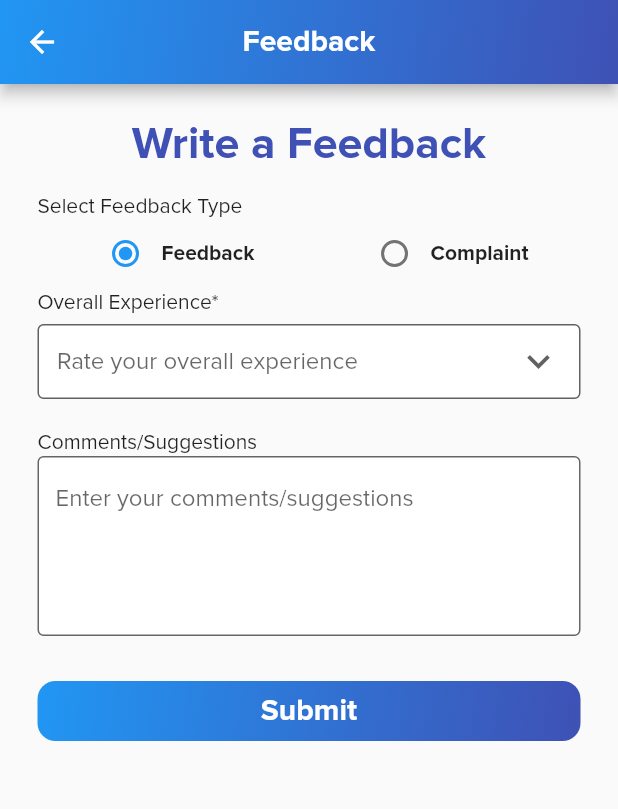
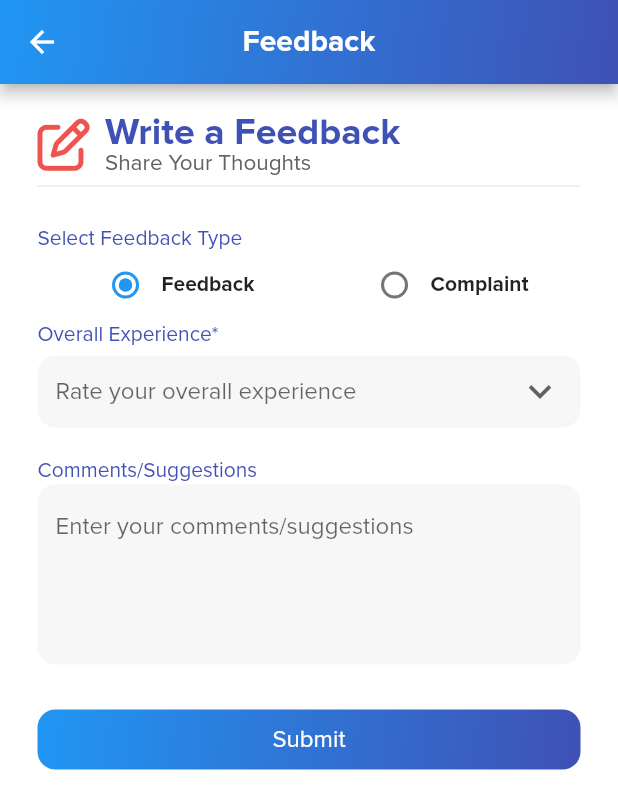
Before and after one commit to whackurt/bt-frontend, a Flutter app: the BTFeedbackComplaints screen opened directly, after a tap on "Write a Feedback", on a phone screen of 412 x 824 dp. Shown: the top 809 px of the screen. Run offline on Flutter 3.47's test engine with Material 2 defaults, Android fonts, the phone set to English and light mode, and no system bars; our stand-ins replace carousel_slider, date_field, flutter_spinkit, font_awesome_flutter, image_picker, qr_flutter and 1 more; missing offline and left inert: animated_snack_bar, flutter_barcode_scanner; accounts and stored records are empty.

Commit message:
refactor: updated feedback and complaints screen

```diff
--- a/lib/features/tourist/features/feedback_complaints/screens/feedback_complaints.dart
+++ b/lib/features/tourist/features/feedback_complaints/screens/feedback_complaints.dart
@@ -1,12 +1,12 @@
+import 'package:bt_frontend/core/constants/decoration/prop_values.dart';
 import 'package:bt_frontend/features/tourist/features/feedback_complaints/screens/widgets/resolved_complaint_card.dart';
 import 'package:bt_frontend/features/tourist/features/feedback_complaints/screens/write_feedback.dart';
 import 'package:bt_frontend/features/tourist/features/feedback_complaints/screens/widgets/pending_complaint_card.dart';
-// import 'package:bt_frontend/features/tourist/feedback_complaints/screens/widgets/resolved_complaint_card.dart';
-import 'package:bt_frontend/widgets/appbar.dart';
 import 'package:bt_frontend/widgets/custom_buttons/full_width_btn.dart';
 import 'package:bt_frontend/widgets/custom_text/app_text.dart';
 import 'package:flutter/cupertino.dart';
 import 'package:flutter/material.dart';
+import 'package:font_awesome_flutter/font_awesome_flutter.dart';
 
 class BTFeedbackComplaints extends StatefulWidget {
   const BTFeedbackComplaints({super.key});
@@ -46,14 +46,15 @@ class _BTFeedbackComplaintsState extends State<BTFeedbackComplaints> {
   @override
   Widget build(BuildContext context) {
     return Scaffold(
-      appBar: appBar(title: 'Feedback'),
-      body: Padding(
-        padding: const EdgeInsets.fromLTRB(20.0, 0.0, 20.0, 40.0),
+      backgroundColor: PropValues().main,
+      body: SafeArea(
+        child: Padding(
+          padding: const EdgeInsets.fromLTRB(25.0, 10.0, 25.0, 40.0),
           child: Column(
             children: [
               AppText().titleWithInstruction(
                   context: context,
-                title: 'Your  feedback matters to us!',
+                  title: 'Your  feedback matters',
                   instruction:
                       'As part of our ongoing efforts to enhance the tourist experience, we invite you to share your feedback or any issues you may have encountered.'),
               BTFullWidthButton(
@@ -65,18 +66,31 @@ class _BTFeedbackComplaintsState extends State<BTFeedbackComplaints> {
                     },
                   ));
                 },
-              child: const Text(
+                child: Row(
+                  mainAxisAlignment: MainAxisAlignment.center,
+                  crossAxisAlignment: CrossAxisAlignment.center,
+                  children: [
+                    const FaIcon(
+                      FontAwesomeIcons.penToSquare,
+                      color: Colors.white,
+                      size: 20.0,
+                    ),
+                    const SizedBox(
+                      width: 10.0,
+                    ),
+                    Text(
                       'Write a Feedback',
                       style: TextStyle(
                           color: Colors.white,
-                    fontWeight: FontWeight.w600,
-                    fontSize: 20.0),
+                          fontSize: PropValues().btnTextSize),
+                    ),
+                  ],
                 ),
               ),
               const SizedBox(
                 height: 20.0,
               ),
-            AppText().heading(text: "Pending Complaints"),
+              AppText().darkHeading(text: "Pending Complaints"),
               const Divider(
                 thickness: 1.0,
               ),
@@ -95,7 +109,7 @@ class _BTFeedbackComplaintsState extends State<BTFeedbackComplaints> {
               const SizedBox(
                 height: 20.0,
               ),
-            AppText().heading(text: "Resolved Complaints"),
+              AppText().darkHeading(text: "Resolved Complaints"),
               const Divider(
                 thickness: 1.0,
               ),
@@ -114,6 +128,7 @@ class _BTFeedbackComplaintsState extends State<BTFeedbackComplaints> {
             ],
           ),
         ),
+      ),
     );
   }
 }
--- a/lib/features/tourist/features/feedback_complaints/screens/view_complaint.dart
+++ b/lib/features/tourist/features/feedback_complaints/screens/view_complaint.dart
@@ -1,5 +1,7 @@
+import 'package:bt_frontend/core/constants/decoration/prop_values.dart';
 import 'package:bt_frontend/features/tourist/features/feedback_complaints/screens/widgets/complaint_text.dart';
 import 'package:bt_frontend/widgets/appbar.dart';
+import 'package:bt_frontend/widgets/custom_text_field/readonly_text_field.dart';
 import 'package:flutter/material.dart';
 
 class BTViewComplaint extends StatefulWidget {
@@ -19,22 +21,23 @@ class _BTViewComplaintState extends State<BTViewComplaint> {
           title: complaintData['resolved'] == 0
               ? 'Pending Complaint'
               : 'Resolved Complaint'),
+      backgroundColor: PropValues().main,
       body: Padding(
         padding: const EdgeInsets.fromLTRB(20.0, 20.0, 20.0, 40.0),
         child: Column(
           mainAxisAlignment: MainAxisAlignment.start,
           children: [
-            BTComplaintText(
-              value: complaintData['title'],
-              fieldTitle: 'Complaint Title',
+            BTReadonlyTextField(
+              label: 'Complaint Title',
+              text: complaintData['title'],
             ),
-            BTComplaintText(
-              fieldTitle: 'Status',
-              value: complaintData['resolved'] == 0 ? 'Pending' : 'Resolved',
+            BTReadonlyTextField(
+              label: 'Status',
+              text: complaintData['resolved'] == 0 ? 'Pending' : 'Resolved',
             ),
-            BTComplaintText(
-              fieldTitle: 'Involved Establishment',
-              value: complaintData['involved_establishment'],
+            BTReadonlyTextField(
+              label: 'Involved Establishment',
+              text: complaintData['involved_establishment'],
             ),
             BTComplaintText(
               fieldTitle: 'Complaint Description',
--- a/lib/features/tourist/features/feedback_complaints/screens/widgets/complaint_text.dart
+++ b/lib/features/tourist/features/feedback_complaints/screens/widgets/complaint_text.dart
@@ -1,3 +1,4 @@
+import 'package:bt_frontend/core/constants/decoration/prop_values.dart';
 import 'package:flutter/material.dart';
 
 class BTComplaintText extends StatefulWidget {
@@ -15,16 +16,22 @@ class _BTComplaintTextState extends State<BTComplaintText> {
     return Column(
       crossAxisAlignment: CrossAxisAlignment.start,
       children: [
-        Text(
-          '${widget.fieldTitle}',
-          style: const TextStyle(fontWeight: FontWeight.w600),
+        Padding(
+          padding: const EdgeInsets.only(left: 8.0),
+          child: Text(
+            '${widget.fieldTitle}',
+            style: const TextStyle(color: Colors.indigo, fontSize: 12.0),
+          ),
         ),
         const SizedBox(
           height: 10.0,
         ),
         Container(
-          padding: const EdgeInsets.all(8.0),
-          decoration: const BoxDecoration(color: Colors.white),
+          padding: const EdgeInsets.symmetric(horizontal: 12.0, vertical: 18.0),
+          decoration: BoxDecoration(
+              color: PropValues().secondary,
+              borderRadius:
+                  BorderRadius.all(Radius.circular(PropValues().borderRadius))),
           child: SizedBox(
             width: MediaQuery.of(context).size.width * .85,
             child: Text(
--- a/lib/features/tourist/features/feedback_complaints/screens/widgets/pending_complaint_card.dart
+++ b/lib/features/tourist/features/feedback_complaints/screens/widgets/pending_complaint_card.dart
@@ -1,6 +1,8 @@
+import 'package:bt_frontend/core/constants/decoration/prop_values.dart';
 import 'package:bt_frontend/features/tourist/features/feedback_complaints/screens/view_complaint.dart';
 import 'package:flutter/cupertino.dart';
 import 'package:flutter/material.dart';
+import 'package:font_awesome_flutter/font_awesome_flutter.dart';
 
 class BTPendingComplaintCard extends StatefulWidget {
   final Map? complaint;
@@ -15,24 +17,23 @@ class _BTPendingComplaintCardState extends State<BTPendingComplaintCard> {
   Widget build(BuildContext context) {
     return Container(
       decoration: BoxDecoration(
-        color: Colors.white,
-        borderRadius: BorderRadius.circular(8.0),
-        border: Border.all(color: Colors.grey),
+        color: PropValues().secondary,
+        borderRadius: BorderRadius.circular(PropValues().borderRadius),
       ),
       child: Padding(
-        padding: const EdgeInsets.fromLTRB(8.0, 5.0, 8.0, 5.0),
+        padding: const EdgeInsets.fromLTRB(12.0, 5.0, 8.0, 5.0),
         child: Row(
           mainAxisAlignment: MainAxisAlignment.spaceBetween,
           children: [
             Row(
               children: [
-                Icon(
-                  Icons.pending_outlined,
-                  size: 30.0,
-                  color: Colors.grey[800],
+                FaIcon(
+                  FontAwesomeIcons.hourglassHalf,
+                  size: 20.0,
+                  color: Colors.red[400],
                 ),
                 const SizedBox(
-                  width: 16.0,
+                  width: 12.0,
                 ),
                 SizedBox(
                   width: (MediaQuery.of(context).size.width) * .60,
--- a/lib/features/tourist/features/feedback_complaints/screens/widgets/resolved_complaint_card.dart
+++ b/lib/features/tourist/features/feedback_complaints/screens/widgets/resolved_complaint_card.dart
@@ -1,6 +1,8 @@
+import 'package:bt_frontend/core/constants/decoration/prop_values.dart';
 import 'package:bt_frontend/features/tourist/features/feedback_complaints/screens/view_complaint.dart';
 import 'package:flutter/cupertino.dart';
 import 'package:flutter/material.dart';
+import 'package:font_awesome_flutter/font_awesome_flutter.dart';
 
 class BTResolvedComplaintCard extends StatefulWidget {
   final Map? complaint;
@@ -16,24 +18,23 @@ class _BTResolvedComplaintCardState extends State<BTResolvedComplaintCard> {
   Widget build(BuildContext context) {
     return Container(
       decoration: BoxDecoration(
-        color: Colors.white,
-        borderRadius: BorderRadius.circular(8.0),
-        border: Border.all(color: Colors.grey),
+        color: PropValues().secondary,
+        borderRadius: BorderRadius.circular(PropValues().borderRadius),
       ),
       child: Padding(
-        padding: const EdgeInsets.fromLTRB(8.0, 5.0, 8.0, 5.0),
+        padding: const EdgeInsets.fromLTRB(12.0, 5.0, 8.0, 5.0),
         child: Row(
           mainAxisAlignment: MainAxisAlignment.spaceBetween,
           children: [
             Row(
               children: [
-                Icon(
-                  Icons.check_circle_outline,
-                  size: 30.0,
-                  color: Colors.grey[800],
+                FaIcon(
+                  FontAwesomeIcons.circleCheck,
+                  size: 20.0,
+                  color: Colors.green[500],
                 ),
                 const SizedBox(
-                  width: 16.0,
+                  width: 12.0,
                 ),
                 SizedBox(
                   width: (MediaQuery.of(context).size.width) * .60,
--- a/lib/features/tourist/features/feedback_complaints/screens/write_feedback.dart
+++ b/lib/features/tourist/features/feedback_complaints/screens/write_feedback.dart
@@ -1,9 +1,11 @@
-import 'package:bt_frontend/widgets/appbar.dart';
+import 'package:bt_frontend/core/constants/decoration/prop_values.dart';
 import 'package:bt_frontend/widgets/custom_buttons/dropdown_btn.dart';
 import 'package:bt_frontend/widgets/custom_buttons/full_width_btn.dart';
 import 'package:bt_frontend/widgets/custom_text/app_text.dart';
+import 'package:bt_frontend/widgets/wrapper/content_wrapper.dart';
 import 'package:date_field/date_field.dart';
 import 'package:flutter/material.dart';
+import 'package:font_awesome_flutter/font_awesome_flutter.dart';
 
 class BTWriteFeedback extends StatefulWidget {
   const BTWriteFeedback({super.key});
@@ -37,14 +39,35 @@ class _BTWriteFeedbackState extends State<BTWriteFeedback> {
 
   @override
   Widget build(BuildContext context) {
-    return Scaffold(
-      appBar: appBar(title: 'Feedback'),
-      body: SingleChildScrollView(
-        physics: const BouncingScrollPhysics(),
-        child: Padding(
-          padding: const EdgeInsets.all(25.0),
+    return BTContentWrapper(
+      onRefresh: () async {},
+      title: 'Feedback',
       child: Column(children: [
-            AppText().title(text: 'Write a Feedback'),
+        Row(
+          children: [
+            FaIcon(
+              FontAwesomeIcons.penToSquare,
+              size: 35.0,
+              color: Colors.red[400],
+            ),
+            const SizedBox(
+              width: 10.0,
+            ),
+            Expanded(
+              child: Column(
+                crossAxisAlignment: CrossAxisAlignment.start,
+                children: [
+                  AppText().purpleBoldHeader(text: 'Write a Feedback'),
+                  AppText().subHeader(
+                    context: context,
+                    text: 'Share Your Thoughts',
+                  ),
+                ],
+              ),
+            )
+          ],
+        ),
+        const Divider(),
         const SizedBox(
           height: 20.0,
         ),
@@ -53,6 +76,7 @@ class _BTWriteFeedbackState extends State<BTWriteFeedback> {
           children: [
             Text(
               'Select Feedback Type',
+              style: TextStyle(color: Colors.indigo),
             ),
           ],
         ),
@@ -103,7 +127,10 @@ class _BTWriteFeedbackState extends State<BTWriteFeedback> {
                         children: [
                           Padding(
                             padding: EdgeInsets.symmetric(vertical: 2.0),
-                                child: Text('Overall Experience*'),
+                            child: Text(
+                              'Overall Experience*',
+                              style: TextStyle(color: Colors.indigo),
+                            ),
                           ),
                         ],
                       ),
@@ -118,17 +145,23 @@ class _BTWriteFeedbackState extends State<BTWriteFeedback> {
                         children: [
                           Padding(
                             padding: EdgeInsets.symmetric(vertical: 2.0),
-                                child: Text('Comments/Suggestions'),
+                            child: Text(
+                              'Comments/Suggestions',
+                              style: TextStyle(color: Colors.indigo),
+                            ),
                           ),
                         ],
                       ),
-                          TextField(
+                      TextFormField(
                         controller: commentsController,
-                            decoration: const InputDecoration(
-                              border: OutlineInputBorder(),
+                        decoration: InputDecoration(
+                          border: OutlineInputBorder(
+                              borderRadius: BorderRadius.circular(
+                                  PropValues().borderRadius),
+                              borderSide: BorderSide.none),
                           hintText: 'Enter your comments/suggestions',
                           filled: true,
-                              fillColor: Colors.white,
+                          fillColor: PropValues().secondary,
                         ),
                         maxLines: 5,
                       ),
@@ -140,7 +173,10 @@ class _BTWriteFeedbackState extends State<BTWriteFeedback> {
                         children: [
                           Padding(
                             padding: EdgeInsets.symmetric(vertical: 2.0),
-                                child: Text('Involved Establishment *'),
+                            child: Text(
+                              'Involved Establishment *',
+                              style: TextStyle(color: Colors.indigo),
+                            ),
                           ),
                         ],
                       ),
@@ -155,16 +191,19 @@ class _BTWriteFeedbackState extends State<BTWriteFeedback> {
                         children: [
                           Padding(
                             padding: EdgeInsets.symmetric(vertical: 2.0),
-                                child: Text('Date of Incident *'),
+                            child: Text(
+                              'Date of Incident *',
+                              style: TextStyle(color: Colors.indigo),
+                            ),
                           ),
                         ],
                       ),
                       Container(
+                        height: 55,
                         decoration: BoxDecoration(
-                              border:
-                                  Border.all(width: 1.0, color: Colors.grey),
-                              color: Colors.white,
-                              borderRadius: BorderRadius.circular(5.0),
+                          color: PropValues().secondary,
+                          borderRadius:
+                              BorderRadius.circular(PropValues().borderRadius),
                         ),
                         child: DateTimeField(
                           lastDate: DateTime.now(),
@@ -189,18 +228,24 @@ class _BTWriteFeedbackState extends State<BTWriteFeedback> {
                         children: [
                           Padding(
                             padding: EdgeInsets.symmetric(vertical: 2.0),
-                                child: Text('Description *'),
+                            child: Text(
+                              'Description *',
+                              style: TextStyle(color: Colors.indigo),
+                            ),
                           ),
                         ],
                       ),
-                          TextField(
+                      TextFormField(
                         controller: commentsController,
-                            decoration: const InputDecoration(
-                              border: OutlineInputBorder(),
+                        decoration: InputDecoration(
+                          border: OutlineInputBorder(
+                              borderRadius: BorderRadius.circular(
+                                  PropValues().borderRadius),
+                              borderSide: BorderSide.none),
                           hintText:
                               'Desribe your complaints and your comments.',
                           filled: true,
-                              fillColor: Colors.white,
+                          fillColor: PropValues().secondary,
                         ),
                         maxLines: 5,
                       ),
@@ -220,22 +265,23 @@ class _BTWriteFeedbackState extends State<BTWriteFeedback> {
                       'Submit Feedback',
                       style: TextStyle(fontWeight: FontWeight.w600),
                     ),
-                        content: const Text(
-                            'Are you sure you want to submit feedback?'),
+                    content:
+                        const Text('Are you sure you want to submit feedback?'),
                     actions: [
                       TextButton(
                         onPressed: () {
-                              Navigator.of(context)
-                                  .pop(); // Close the alert dialog
+                          Navigator.of(context).pop(); // Close the alert dialog
                         },
                         child: const Text('Cancel'),
                       ),
                       TextButton(
                         onPressed: () {
-                              Navigator.of(context)
-                                  .pop(); // Close the alert dialog
+                          Navigator.of(context).pop(); // Close the alert dialog
                         },
-                            child: const Text('Submit'),
+                        child: Text(
+                          'Submit',
+                          style: TextStyle(color: Colors.green[700]),
+                        ),
                       ),
                     ],
                   );
@@ -244,17 +290,13 @@ class _BTWriteFeedbackState extends State<BTWriteFeedback> {
           child: Text(
             'Submit',
             style: TextStyle(
-                    color: Colors.white,
-                    fontWeight: FontWeight.w600,
-                    fontSize: 20.0),
+                color: Colors.white, fontSize: PropValues().btnTextSize),
           ),
         ),
         const SizedBox(
           height: 30.0,
         ),
       ]),
-        ),
-      ),
     );
   }
 }
--- a/lib/features/tourist/features/virtual_assistance/screens/essential_providers.dart
+++ b/lib/features/tourist/features/virtual_assistance/screens/essential_providers.dart
@@ -72,14 +72,17 @@ class _BTEssentialProvidersState extends State<BTEssentialProviders> {
               const SizedBox(
                 width: 10.0,
               ),
-              Column(
+              Expanded(
+                child: Column(
                   crossAxisAlignment: CrossAxisAlignment.start,
                   children: [
                     AppText().purpleBoldHeader(text: 'Vital Services'),
                     AppText().subHeader(
+                      context: context,
                       text: 'Connecting You with Essential Providers',
                     ),
                   ],
+                ),
               )
             ],
           ),
@@ -93,9 +96,12 @@ class _BTEssentialProvidersState extends State<BTEssentialProviders> {
             padding: const EdgeInsets.only(bottom: 40.0),
             child: Column(
               children: essentialProviders
-                  .map((esp) => BTEssentialProviderCard(
+                  .map((esp) => Padding(
+                        padding: const EdgeInsets.symmetric(vertical: 4.0),
+                        child: BTEssentialProviderCard(
                           name: esp['name'],
                           location: esp['location'],
+                        ),
                       ))
                   .toList(),
             ),
--- a/lib/features/tourist/features/virtual_assistance/screens/tourist_spots.dart
+++ b/lib/features/tourist/features/virtual_assistance/screens/tourist_spots.dart
@@ -80,16 +80,20 @@ class _BTTouristSpotsState extends State<BTTouristSpots> {
                   size: 38.0,
                   color: Colors.red[400],
                 ),
-                Column(
-                  children: [
-                    AppText().purpleBoldHeader(text: 'Explore Camiguin!'),
-                    Padding(
-                      padding: const EdgeInsets.only(left: 17.0),
-                      child: AppText().subHeader(
+                const SizedBox(
+                  width: 10.0,
+                ),
+                Expanded(
+                  child: Column(
+                    crossAxisAlignment: CrossAxisAlignment.start,
+                    children: [
+                      AppText().purpleBoldHeader(text: 'Explore Camiguin!'),
+                      AppText().subHeader(
+                        context: context,
                         text: 'Discover Captivating Destinations',
                       ),
-                    ),
-                  ],
+                    ],
+                  ),
                 )
               ],
             ),
--- a/lib/features/tourist/features/virtual_assistance/screens/va_desk_main.dart
+++ b/lib/features/tourist/features/virtual_assistance/screens/va_desk_main.dart
@@ -86,6 +86,7 @@ class _BTVADeskMainState extends State<BTVADeskMain> {
                 Row(
                   children: [
                     AppText().subHeader(
+                      context: context,
                       text: 'Explore, Plan, and Stay Secure',
                     ),
                   ],
--- a/lib/features/tourist/tourist_container.dart
+++ b/lib/features/tourist/tourist_container.dart
@@ -21,6 +21,7 @@ class _TouristContainerState extends State<TouristContainer> {
   Widget build(BuildContext context) {
     return CupertinoTabScaffold(
         tabBar: CupertinoTabBar(
+            backgroundColor: PropValues().main,
             border: Border(top: BorderSide(color: PropValues().secondary)),
             activeColor: Colors.indigo,
             items: const <BottomNavigationBarItem>[
--- a/lib/widgets/custom_buttons/dropdown_btn.dart
+++ b/lib/widgets/custom_buttons/dropdown_btn.dart
@@ -1,3 +1,4 @@
+import 'package:bt_frontend/core/constants/decoration/prop_values.dart';
 import 'package:flutter/material.dart';
 
 class BTDropdownBtn extends StatefulWidget {
@@ -21,9 +22,9 @@ class _BTDropdownBtnState extends State<BTDropdownBtn> {
       child: Container(
         padding: const EdgeInsets.symmetric(horizontal: 12.0),
         decoration: BoxDecoration(
-            borderRadius: BorderRadius.circular(4.0),
-            color: Colors.white,
-            border: Border.all(color: Color.fromARGB(255, 97, 97, 97))),
+          borderRadius: BorderRadius.circular(PropValues().borderRadius),
+          color: PropValues().secondary,
+        ),
         child: DropdownButton<String>(
           value: selectedValue,
           underline: Container(),
--- a/lib/widgets/custom_text/app_text.dart
+++ b/lib/widgets/custom_text/app_text.dart
@@ -11,7 +11,7 @@ class AppText {
       '$text',
       style: TextStyle(
         fontWeight: FontWeight.w800,
-        fontSize: 30.0,
+        fontSize: 25.0,
         color: appColor.titleColor(),
       ),
       maxLines: 5,
@@ -112,15 +112,18 @@ class AppText {
     );
   }
 
-  Widget subHeader({String? text}) {
-    return Row(
+  Widget subHeader({String? text, required var context}) {
+    return SizedBox(
+      width: MediaQuery.of(context).size.width * .85,
+      child: Row(
         children: [
           Text(
             '$text',
-          maxLines: 2,
+            maxLines: 5,
             style: TextStyle(fontSize: 15.0, color: Colors.grey[700]),
           ),
         ],
+      ),
     );
   }
 }
```
Lines whose indentation alone changed are shown as unchanged.
